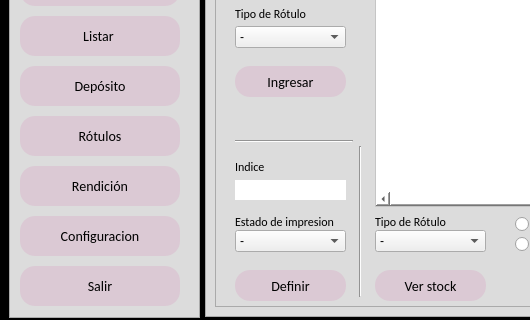
Old version of the form main.ui in the repository zenfranco/Gestion_rotulos; both pictures show x 0 to 530 and y 273 to 593 of the 984 by 593 pixel window.
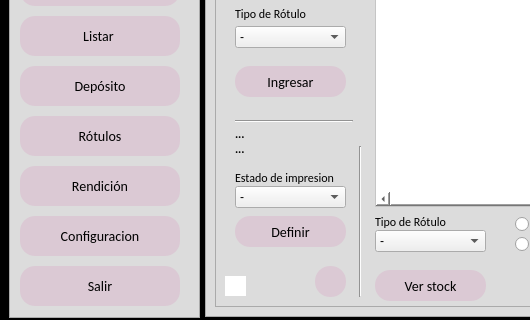
New version of the form. The open tabs and pages were chosen to show the change. Icons and pictures are not drawn.

Commit message: SE MEJORO EL MODULO DE ROTULOS Y EL DISEÑO DE TODAS LAS TABLAS

Patch:
```diff
--- a/main.ui
+++ b/main.ui
@@ -5438,9 +5438,9 @@
           <property name="geometry">
            <rect>
             <x>20</x>
-            <y>394</y>
+            <y>360</y>
             <width>118</width>
-            <height>3</height>
+            <height>31</height>
            </rect>
           </property>
           <property name="orientation">
@@ -5451,7 +5451,7 @@
           <property name="geometry">
            <rect>
             <x>20</x>
-            <y>468</y>
+            <y>424</y>
             <width>121</width>
             <height>16</height>
            </rect>
@@ -5464,7 +5464,7 @@
           <property name="geometry">
            <rect>
             <x>20</x>
-            <y>484</y>
+            <y>440</y>
             <width>111</width>
             <height>22</height>
            </rect>
@@ -5536,7 +5536,7 @@
           <property name="geometry">
            <rect>
             <x>20</x>
-            <y>524</y>
+            <y>470</y>
             <width>111</width>
             <height>31</height>
            </rect>
@@ -5548,26 +5548,13 @@
          <widget class="QLineEdit" name="txt_indice_rotulos">
           <property name="geometry">
            <rect>
-            <x>20</x>
-            <y>434</y>
-            <width>111</width>
+            <x>10</x>
+            <y>530</y>
+            <width>21</width>
             <height>20</height>
            </rect>
           </property>
          </widget>
-         <widget class="QLabel" name="label_81">
-          <property name="geometry">
-           <rect>
-            <x>20</x>
-            <y>413</y>
-            <width>121</width>
-            <height>16</height>
-           </rect>
-          </property>
-          <property name="text">
-           <string>Indice</string>
-          </property>
-         </widget>
          <widget class="QLabel" name="label_92">
           <property name="geometry">
            <rect>
@@ -6152,6 +6139,63 @@
            <string>Cantidad</string>
           </property>
          </widget>
+         <widget class="QLabel" name="signal_rotulos_razon">
+          <property name="geometry">
+           <rect>
+            <x>20</x>
+            <y>380</y>
+            <width>111</width>
+            <height>16</height>
+           </rect>
+          </property>
+          <property name="font">
+           <font>
+            <family>Calibri</family>
+            <weight>75</weight>
+            <bold>true</bold>
+           </font>
+          </property>
+          <property name="text">
+           <string>...</string>
+          </property>
+         </widget>
+         <widget class="QLabel" name="signal_rotulos_cantidad">
+          <property name="geometry">
+           <rect>
+            <x>20</x>
+            <y>395</y>
+            <width>101</width>
+            <height>16</height>
+           </rect>
+          </property>
+          <property name="font">
+           <font>
+            <family>Calibri</family>
+            <weight>75</weight>
+            <bold>true</bold>
+           </font>
+          </property>
+          <property name="text">
+           <string>...</string>
+          </property>
+         </widget>
+         <widget class="QPushButton" name="btn_eliminar_impresion">
+          <property name="geometry">
+           <rect>
+            <x>100</x>
+            <y>520</y>
+            <width>31</width>
+            <height>31</height>
+           </rect>
+          </property>
+          <property name="text">
+           <string/>
+          </property>
+          <property name="icon">
+           <iconset>
+            <normaloff>icons/trash.png</normaloff>icons/trash.png</iconset>
+          </property>
+         </widget>
         </widget>
        </widget>
       </widget>
```
Left out of the diff: 141 changed lines with no effect on the pictures. The commit also changes 4 other files.
